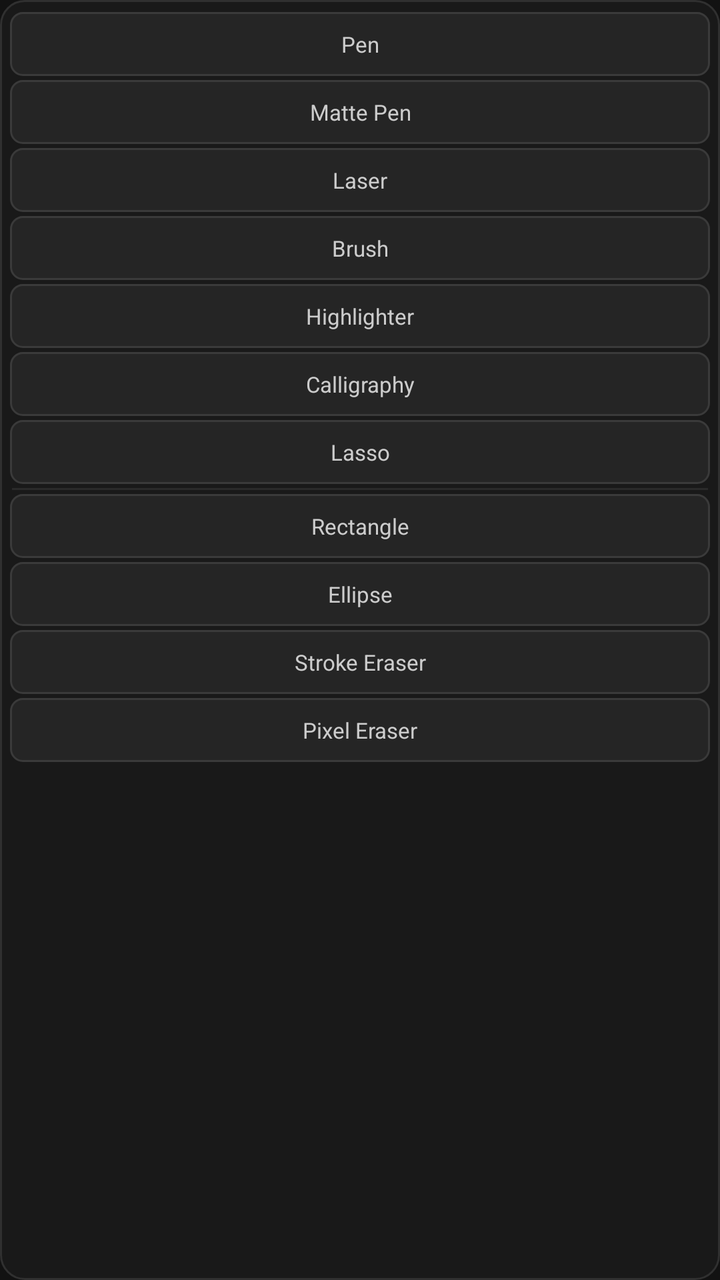
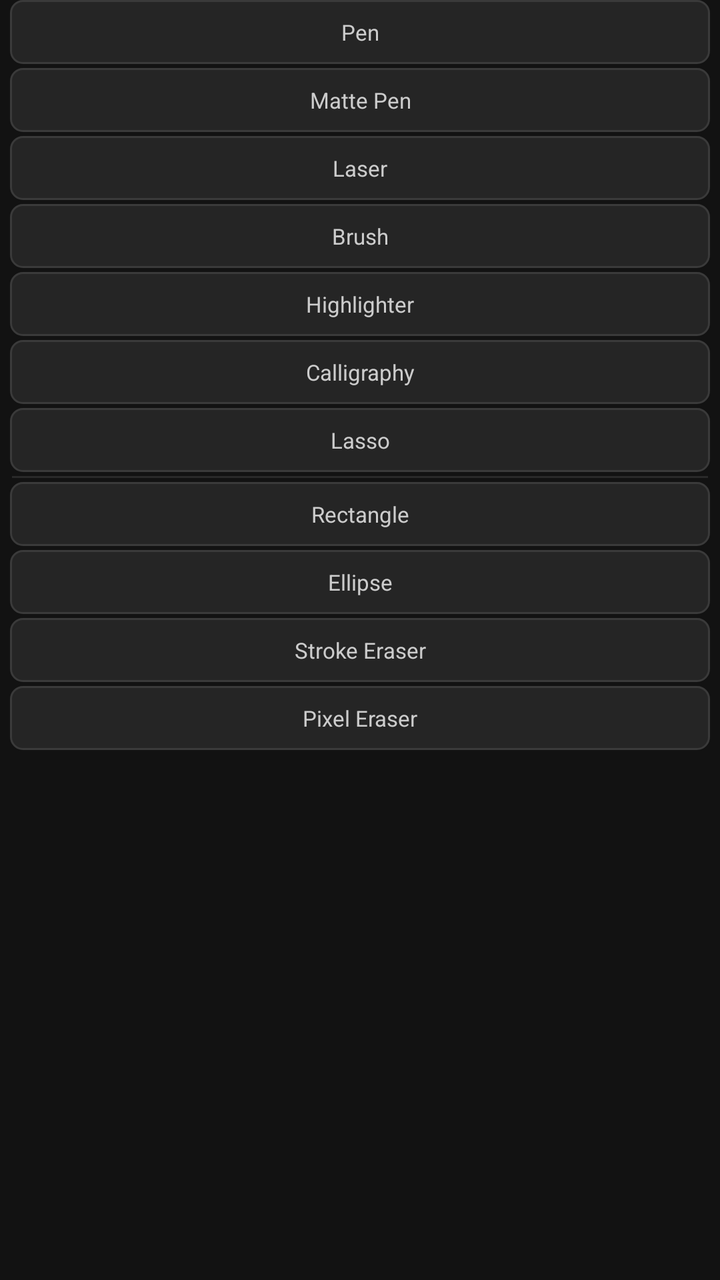

An Android layout rendered at two revisions. The XML below is the earlier revision; the diff shows what the commit changed to produce the second picture.
<!-- AndroidManifest.xml: application theme Theme.DrawAnywhere -->
<!-- res/layout/panel_tools.xml -->
<?xml version="1.0" encoding="utf-8"?>
<LinearLayout
    xmlns:android="http://schemas.android.com/apk/res/android"
    android:layout_width="130dp"
    android:layout_height="wrap_content"
    android:orientation="vertical"
    android:background="@drawable/bg_panel"
    android:paddingTop="6dp"
    android:paddingBottom="6dp"
    android:elevation="8dp">

    <TextView android:id="@+id/tool_pen" style="@style/Widget.DrawAnywhere.ToolRow" android:text="@string/tool_pen"/>
    <TextView android:id="@+id/tool_matte_pen" style="@style/Widget.DrawAnywhere.ToolRow" android:text="@string/tool_matte_pen"/>
    <TextView android:id="@+id/tool_laser" style="@style/Widget.DrawAnywhere.ToolRow" android:text="@string/tool_laser"/>
    <TextView android:id="@+id/tool_brush" style="@style/Widget.DrawAnywhere.ToolRow" android:text="@string/tool_brush"/>
    <TextView android:id="@+id/tool_highlighter" style="@style/Widget.DrawAnywhere.ToolRow" android:text="@string/tool_highlighter"/>
    <TextView android:id="@+id/tool_calligraphy" style="@style/Widget.DrawAnywhere.ToolRow" android:text="@string/tool_calligraphy"/>
    <TextView android:id="@+id/tool_lasso" style="@style/Widget.DrawAnywhere.ToolRow" android:text="@string/tool_lasso"/>

    <View
        android:layout_width="match_parent"
        android:layout_height="1dp"
        android:background="@color/panel_section_divider"
        android:layout_marginStart="6dp"
        android:layout_marginEnd="6dp"
        android:layout_marginBottom="2dp" />

    <TextView android:id="@+id/tool_rectangle" style="@style/Widget.DrawAnywhere.ToolRow" android:text="@string/tool_rectangle"/>
    <TextView android:id="@+id/tool_ellipse" style="@style/Widget.DrawAnywhere.ToolRow" android:text="@string/tool_ellipse"/>
    <TextView android:id="@+id/tool_stroke_eraser" style="@style/Widget.DrawAnywhere.ToolRow" android:text="@string/tool_stroke_eraser"/>
    <TextView android:id="@+id/tool_pixel_eraser" style="@style/Widget.DrawAnywhere.ToolRow" android:text="@string/tool_pixel_eraser"/>

</LinearLayout>
<!-- resources referenced by this layout -->
<resources>
  <color name="panel_section_divider">#FF2A2A2A</color>
  <!-- drawable bg_panel (drawable) -->
  <?xml version="1.0" encoding="utf-8"?>
  <shape xmlns:android="http://schemas.android.com/apk/res/android"
      android:shape="rectangle">
  
      <solid android:color="@color/panel_bg" />
  
      <corners android:radius="12dp" />
  
      <stroke
          android:width="1dp"
          android:color="@color/panel_border" />
  
  </shape>
  <string name="tool_brush">Brush</string>
  <string name="tool_calligraphy">Calligraphy</string>
  <string name="tool_ellipse">Ellipse</string>
  <string name="tool_highlighter">Highlighter</string>
  <string name="tool_laser">Laser</string>
  <string name="tool_lasso">Lasso</string>
  <string name="tool_matte_pen">Matte Pen</string>
  <string name="tool_pen">Pen</string>
  <string name="tool_pixel_eraser">Pixel Eraser</string>
  <string name="tool_rectangle">Rectangle</string>
  <string name="tool_stroke_eraser">Stroke Eraser</string>
  <style name="Widget.DrawAnywhere.ToolRow" parent="Widget.DrawAnywhere">
          <item name="android:layout_width">match_parent</item>
          <item name="android:layout_height">32dp</item>
          <item name="android:gravity">center</item>
          <item name="android:textSize">11sp</item>
          <item name="android:textColor">@color/tool_item_text_default</item>
          <item name="android:background">@drawable/bg_tool_item_default</item>
          <item name="android:layout_marginStart">5dp</item>
          <item name="android:layout_marginEnd">5dp</item>
          <item name="android:layout_marginBottom">2dp</item>
          <item name="android:fontFamily">sans-serif</item>
      </style>
  <style name="Theme.DrawAnywhere" parent="Theme.MaterialComponents.DayNight.NoActionBar">
          <item name="colorPrimary">@color/colorPrimary</item>
          <item name="colorPrimaryVariant">@color/colorPrimaryVariant</item>
          <item name="colorOnPrimary">@color/colorOnPrimary</item>
          <item name="colorSecondary">@color/colorSecondary</item>
          <item name="colorOnSecondary">@color/colorOnSecondary</item>
          <item name="colorError">@color/colorError</item>
          <item name="colorOnError">@color/colorOnError</item>
          <item name="colorSurface">@color/colorSurface</item>
          <item name="colorOnSurface">@color/colorOnSurface</item>
          <item name="android:colorBackground">@color/colorBackground</item>
          <item name="android:windowBackground">@color/colorBackground</item>
          <item name="android:statusBarColor">@android:color/transparent</item>
          <item name="android:navigationBarColor">@android:color/transparent</item>
          <item name="android:windowDrawsSystemBarBackgrounds">true</item>
      </style>
  <color name="panel_bg">#F21A1A1A</color>
  <color name="panel_border">#FF303030</color>
  <style name="Widget.DrawAnywhere" parent="android:Widget" />
  <color name="tool_item_text_default">#FFCCCCCC</color>
  <!-- drawable bg_tool_item_default (drawable) -->
  <?xml version="1.0" encoding="utf-8"?>
  <shape xmlns:android="http://schemas.android.com/apk/res/android"
      android:shape="rectangle">
  
      <solid android:color="@color/tool_item_default_bg" />
  
      <corners android:radius="6dp" />
  
      <stroke
          android:width="1dp"
          android:color="@color/tool_item_default_border" />
  
  </shape>
  <color name="colorPrimary">#FFB73A3A</color>
  <color name="colorPrimaryVariant">#FF8B0000</color>
  <color name="colorOnPrimary">#FFFFFFFF</color>
  <color name="colorSecondary">#FF444444</color>
  <color name="colorOnSecondary">#FFFFFFFF</color>
  <color name="colorError">#FFCF6679</color>
  <color name="colorOnError">#FF000000</color>
  <color name="colorSurface">#FF1C1C1C</color>
  <color name="colorOnSurface">#FFFFFFFF</color>
  <color name="colorBackground">#FF121212</color>
  <color name="tool_item_default_bg">#FF252525</color>
  <color name="tool_item_default_border">#FF3A3A3A</color>
</resources>

<!-- the commit's change to res/layout/panel_tools.xml (unified diff, before → after) -->
@@ -1,13 +1,9 @@
 <?xml version="1.0" encoding="utf-8"?>
 <LinearLayout
     xmlns:android="http://schemas.android.com/apk/res/android"
-    android:layout_width="130dp"
+    android:layout_width="match_parent"
     android:layout_height="wrap_content"
-    android:orientation="vertical"
-    android:background="@drawable/bg_panel"
-    android:paddingTop="6dp"
-    android:paddingBottom="6dp"
-    android:elevation="8dp">
+    android:orientation="vertical">
 
     <TextView android:id="@+id/tool_pen" style="@style/Widget.DrawAnywhere.ToolRow" android:text="@string/tool_pen"/>
     <TextView android:id="@+id/tool_matte_pen" style="@style/Widget.DrawAnywhere.ToolRow" android:text="@string/tool_matte_pen"/>
<!-- resource entries referenced after the edit -->
@@ -1,20 +1,6 @@
 <!-- resources referenced by this layout -->
 <resources>
   <color name="panel_section_divider">#FF2A2A2A</color>
-  <!-- drawable bg_panel (drawable) -->
-  <?xml version="1.0" encoding="utf-8"?>
-  <shape xmlns:android="http://schemas.android.com/apk/res/android"
-      android:shape="rectangle">
-  
-      <solid android:color="@color/panel_bg" />
-  
-      <corners android:radius="12dp" />
-  
-      <stroke
-          android:width="1dp"
-          android:color="@color/panel_border" />
-  
-  </shape>
   <string name="tool_brush">Brush</string>
   <string name="tool_calligraphy">Calligraphy</string>
   <string name="tool_ellipse">Ellipse</string>
@@ -54,8 +40,6 @@
           <item name="android:navigationBarColor">@android:color/transparent</item>
           <item name="android:windowDrawsSystemBarBackgrounds">true</item>
       </style>
-  <color name="panel_bg">#F21A1A1A</color>
-  <color name="panel_border">#FF303030</color>
   <style name="Widget.DrawAnywhere" parent="android:Widget" />
   <color name="tool_item_text_default">#FFCCCCCC</color>
   <!-- drawable bg_tool_item_default (drawable) -->
